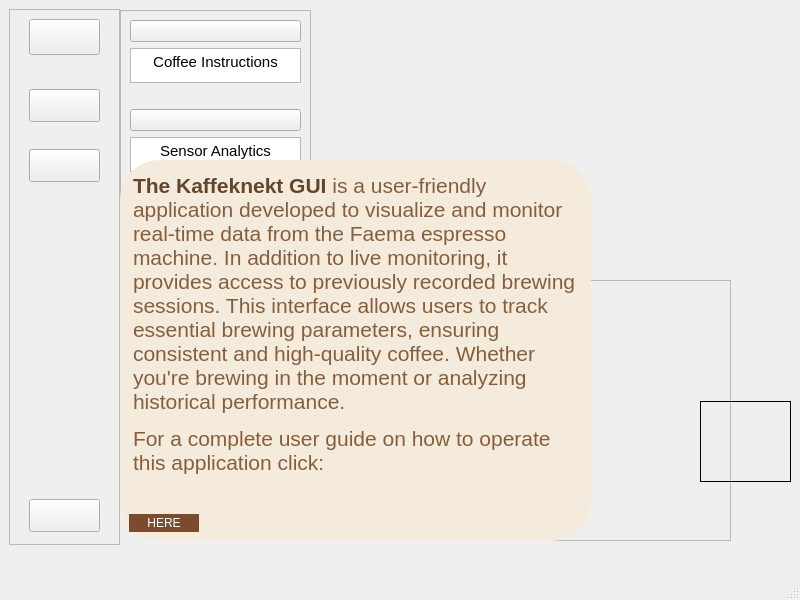
Qt form kaffeknekt/GUI_firstDraft/mainwindow.ui (martintara/kaffeknekt) before a commit.
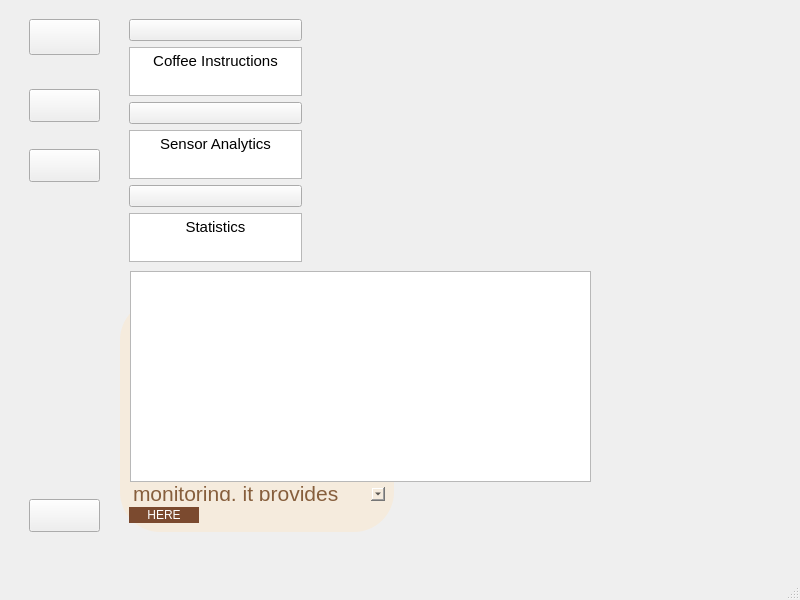
The same form after that commit. Icons and pictures are not drawn. Custom widgets are drawn as their Qt base class.

Commit message: -Sokaina: now i get the graphs from the esp32, test was successfull and it displays live in a dialog

Diff of the .ui file:
```diff
--- a/kaffeknekt/GUI_firstDraft/mainwindow.ui
+++ b/kaffeknekt/GUI_firstDraft/mainwindow.ui
@@ -30,10 +30,7 @@
      </size>
     </property>
     <property name="frameShape">
-     <enum>QFrame::Shape::StyledPanel</enum>
-    </property>
-    <property name="frameShadow">
-     <enum>QFrame::Shadow::Raised</enum>
+     <enum>QFrame::NoFrame</enum>
     </property>
     <widget class="QPushButton" name="btnHamburger">
      <property name="geometry">
@@ -144,10 +141,7 @@
      </size>
     </property>
     <property name="frameShape">
-     <enum>QFrame::Shape::StyledPanel</enum>
-    </property>
-    <property name="frameShadow">
-     <enum>QFrame::Shadow::Raised</enum>
+     <enum>QFrame::NoFrame</enum>
     </property>
     <layout class="QVBoxLayout" name="verticalLayout_2">
      <item>
@@ -176,15 +170,15 @@
 hr { height: 1px; border-width: 0; }
 li.unchecked::marker { content: &quot;\2610&quot;; }
 li.checked::marker { content: &quot;\2612&quot;; }
-&lt;/style&gt;&lt;/head&gt;&lt;body style=&quot; font-family:'Ubuntu Sans'; font-size:11pt; font-weight:400; font-style:normal;&quot;&gt;
-&lt;p align=&quot;center&quot; style=&quot; margin-top:0px; margin-bottom:0px; margin-left:0px; margin-right:0px; -qt-block-indent:0; text-indent:0px;&quot;&gt;Coffee Instructions&lt;/p&gt;&lt;/body&gt;&lt;/html&gt;</string>
+&lt;/style&gt;&lt;/head&gt;&lt;body style=&quot; font-family:'Sans'; font-size:10pt; font-weight:400; font-style:normal;&quot;&gt;
+&lt;p align=&quot;center&quot; style=&quot; margin-top:0px; margin-bottom:0px; margin-left:0px; margin-right:0px; -qt-block-indent:0; text-indent:0px;&quot;&gt;&lt;span style=&quot; font-family:'Ubuntu Sans'; font-size:11pt;&quot;&gt;Coffee Instructions&lt;/span&gt;&lt;/p&gt;&lt;/body&gt;&lt;/html&gt;</string>
        </property>
       </widget>
      </item>
      <item>
       <spacer name="horizontalSpacer_3">
        <property name="orientation">
-        <enum>Qt::Orientation::Horizontal</enum>
+        <enum>Qt::Vertical</enum>
        </property>
        <property name="sizeHint" stdset="0">
         <size>
@@ -220,15 +214,15 @@
 hr { height: 1px; border-width: 0; }
 li.unchecked::marker { content: &quot;\2610&quot;; }
 li.checked::marker { content: &quot;\2612&quot;; }
-&lt;/style&gt;&lt;/head&gt;&lt;body style=&quot; font-family:'Ubuntu Sans'; font-size:11pt; font-weight:400; font-style:normal;&quot;&gt;
-&lt;p align=&quot;center&quot; style=&quot; margin-top:0px; margin-bottom:0px; margin-left:0px; margin-right:0px; -qt-block-indent:0; text-indent:0px;&quot;&gt;Sensor Analytics&lt;/p&gt;&lt;/body&gt;&lt;/html&gt;</string>
+&lt;/style&gt;&lt;/head&gt;&lt;body style=&quot; font-family:'Sans'; font-size:10pt; font-weight:400; font-style:normal;&quot;&gt;
+&lt;p align=&quot;center&quot; style=&quot; margin-top:0px; margin-bottom:0px; margin-left:0px; margin-right:0px; -qt-block-indent:0; text-indent:0px;&quot;&gt;&lt;span style=&quot; font-family:'Ubuntu Sans'; font-size:11pt;&quot;&gt;Sensor Analytics&lt;/span&gt;&lt;/p&gt;&lt;/body&gt;&lt;/html&gt;</string>
        </property>
       </widget>
      </item>
      <item>
       <spacer name="horizontalSpacer_4">
        <property name="orientation">
-        <enum>Qt::Orientation::Horizontal</enum>
+        <enum>Qt::Vertical</enum>
        </property>
        <property name="sizeHint" stdset="0">
         <size>
@@ -264,8 +258,8 @@
 hr { height: 1px; border-width: 0; }
 li.unchecked::marker { content: &quot;\2610&quot;; }
 li.checked::marker { content: &quot;\2612&quot;; }
-&lt;/style&gt;&lt;/head&gt;&lt;body style=&quot; font-family:'Ubuntu Sans'; font-size:11pt; font-weight:400; font-style:normal;&quot;&gt;
-&lt;p align=&quot;center&quot; style=&quot; margin-top:0px; margin-bottom:0px; margin-left:0px; margin-right:0px; -qt-block-indent:0; text-indent:0px;&quot;&gt;Statistics&lt;/p&gt;&lt;/body&gt;&lt;/html&gt;</string>
+&lt;/style&gt;&lt;/head&gt;&lt;body style=&quot; font-family:'Sans'; font-size:10pt; font-weight:400; font-style:normal;&quot;&gt;
+&lt;p align=&quot;center&quot; style=&quot; margin-top:0px; margin-bottom:0px; margin-left:0px; margin-right:0px; -qt-block-indent:0; text-indent:0px;&quot;&gt;&lt;span style=&quot; font-family:'Ubuntu Sans'; font-size:11pt;&quot;&gt;Statistics&lt;/span&gt;&lt;/p&gt;&lt;/body&gt;&lt;/html&gt;</string>
        </property>
       </widget>
      </item>
@@ -293,49 +287,13 @@
      <bool>true</bool>
     </property>
    </widget>
-   <widget class="QFrame" name="graphFrame">
-    <property name="geometry">
-     <rect>
-      <x>240</x>
-      <y>280</y>
-      <width>491</width>
-      <height>261</height>
-     </rect>
-    </property>
-    <property name="frameShape">
-     <enum>QFrame::Shape::StyledPanel</enum>
-    </property>
-    <property name="frameShadow">
-     <enum>QFrame::Shadow::Raised</enum>
-    </property>
-    <widget class="QTextEdit" name="textEdit_3">
-     <property name="geometry">
-      <rect>
-       <x>200</x>
-       <y>200</y>
-       <width>104</width>
-       <height>70</height>
-      </rect>
-     </property>
-     <property name="html">
-      <string>&lt;!DOCTYPE HTML PUBLIC &quot;-//W3C//DTD HTML 4.0//EN&quot; &quot;http://www.w3.org/TR/REC-html40/strict.dtd&quot;&gt;
-&lt;html&gt;&lt;head&gt;&lt;meta name=&quot;qrichtext&quot; content=&quot;1&quot; /&gt;&lt;meta charset=&quot;utf-8&quot; /&gt;&lt;style type=&quot;text/css&quot;&gt;
-p, li { white-space: pre-wrap; }
-hr { height: 1px; border-width: 0; }
-li.unchecked::marker { content: &quot;\2610&quot;; }
-li.checked::marker { content: &quot;\2612&quot;; }
-&lt;/style&gt;&lt;/head&gt;&lt;body style=&quot; font-family:'Ubuntu Sans'; font-size:11pt; font-weight:400; font-style:normal;&quot;&gt;
-&lt;p style=&quot; margin-top:0px; margin-bottom:0px; margin-left:0px; margin-right:0px; -qt-block-indent:0; text-indent:0px;&quot;&gt;HEYYYY&lt;/p&gt;&lt;/body&gt;&lt;/html&gt;</string>
-     </property>
-    </widget>
-   </widget>
    <widget class="QFrame" name="frame_3">
     <property name="geometry">
      <rect>
       <x>120</x>
-      <y>160</y>
-      <width>471</width>
-      <height>381</height>
+      <y>300</y>
+      <width>274</width>
+      <height>232</height>
      </rect>
     </property>
     <property name="font">
@@ -352,27 +310,9 @@
 </string>
     </property>
     <property name="frameShape">
-     <enum>QFrame::Shape::NoFrame</enum>
-    </property>
-    <property name="frameShadow">
-     <enum>QFrame::Shadow::Raised</enum>
+     <enum>QFrame::NoFrame</enum>
     </property>
     <layout class="QGridLayout" name="gridLayout">
-     <item row="1" column="0">
-      <widget class="QTextEdit" name="textEdit_2">
-       <property name="html">
-        <string>&lt;!DOCTYPE HTML PUBLIC &quot;-//W3C//DTD HTML 4.0//EN&quot; &quot;http://www.w3.org/TR/REC-html40/strict.dtd&quot;&gt;
-&lt;html&gt;&lt;head&gt;&lt;meta name=&quot;qrichtext&quot; content=&quot;1&quot; /&gt;&lt;meta charset=&quot;utf-8&quot; /&gt;&lt;style type=&quot;text/css&quot;&gt;
-p, li { white-space: pre-wrap; }
-hr { height: 1px; border-width: 0; }
-li.unchecked::marker { content: &quot;\2610&quot;; }
-li.checked::marker { content: &quot;\2612&quot;; }
-&lt;/style&gt;&lt;/head&gt;&lt;body style=&quot; font-family:'Ubuntu Sans'; font-size:11pt; font-weight:400; font-style:normal;&quot;&gt;
-&lt;p style=&quot; margin-top:12px; margin-bottom:12px; margin-left:0px; margin-right:0px; -qt-block-indent:0; text-indent:0px;&quot;&gt;&lt;span style=&quot; font-size:16pt; font-weight:700; color:#63452c;&quot;&gt;The Kaffeknekt GUI&lt;/span&gt;&lt;span style=&quot; font-size:16pt; color:#63452c;&quot;&gt; &lt;/span&gt;&lt;span style=&quot; font-size:16pt; color:#865e3c;&quot;&gt;is a user-friendly application developed to visualize and monitor real-time data from the Faema espresso machine. In addition to live monitoring, it provides access to previously recorded brewing sessions. This interface allows users to track essential brewing parameters, ensuring consistent and high-quality coffee. Whether you're brewing in the moment or analyzing historical performance.&lt;/span&gt;&lt;/p&gt;
-&lt;p style=&quot; margin-top:12px; margin-bottom:12px; margin-left:0px; margin-right:0px; -qt-block-indent:0; text-indent:0px;&quot;&gt;&lt;span style=&quot; font-size:16pt; color:#865e3c;&quot;&gt;For a complete user guide on how to operate this application click:&lt;/span&gt;&lt;/p&gt;&lt;/body&gt;&lt;/html&gt;</string>
-       </property>
-      </widget>
-     </item>
      <item row="2" column="0">
       <widget class="QPushButton" name="btnHere">
        <property name="enabled">
@@ -401,6 +341,21 @@
        </property>
       </widget>
      </item>
+     <item row="1" column="0">
+      <widget class="QTextEdit" name="textEdit_2">
+       <property name="html">
+        <string>&lt;!DOCTYPE HTML PUBLIC &quot;-//W3C//DTD HTML 4.0//EN&quot; &quot;http://www.w3.org/TR/REC-html40/strict.dtd&quot;&gt;
+&lt;html&gt;&lt;head&gt;&lt;meta name=&quot;qrichtext&quot; content=&quot;1&quot; /&gt;&lt;meta charset=&quot;utf-8&quot; /&gt;&lt;style type=&quot;text/css&quot;&gt;
+p, li { white-space: pre-wrap; }
+hr { height: 1px; border-width: 0; }
+li.unchecked::marker { content: &quot;\2610&quot;; }
+li.checked::marker { content: &quot;\2612&quot;; }
+&lt;/style&gt;&lt;/head&gt;&lt;body style=&quot; font-family:'Sans'; font-size:10pt; font-weight:400; font-style:normal;&quot;&gt;
+&lt;p style=&quot; margin-top:12px; margin-bottom:12px; margin-left:0px; margin-right:0px; -qt-block-indent:0; text-indent:0px;&quot;&gt;&lt;span style=&quot; font-family:'Ubuntu Sans'; font-size:16pt; font-weight:700; color:#63452c;&quot;&gt;The Kaffeknekt GUI&lt;/span&gt;&lt;span style=&quot; font-family:'Ubuntu Sans'; font-size:16pt; color:#63452c;&quot;&gt; &lt;/span&gt;&lt;span style=&quot; font-family:'Ubuntu Sans'; font-size:16pt; color:#865e3c;&quot;&gt;is a user-friendly application developed to visualize and monitor real-time data from the Faema espresso machine. In addition to live monitoring, it provides access to previously recorded brewing sessions. This interface allows users to track essential brewing parameters, ensuring consistent and high-quality coffee. Whether you're brewing in the moment or analyzing historical performance.&lt;/span&gt;&lt;/p&gt;
+&lt;p style=&quot; margin-top:12px; margin-bottom:12px; margin-left:0px; margin-right:0px; -qt-block-indent:0; text-indent:0px;&quot;&gt;&lt;span style=&quot; font-family:'Ubuntu Sans'; font-size:16pt; color:#865e3c;&quot;&gt;For a complete user guide on how to operate this application click:&lt;/span&gt;&lt;/p&gt;&lt;/body&gt;&lt;/html&gt;</string>
+       </property>
+      </widget>
+     </item>
     </layout>
    </widget>
    <widget class="QLabel" name="label_2">
@@ -413,7 +368,7 @@
      </rect>
     </property>
     <property name="frameShape">
-     <enum>QFrame::Shape::Panel</enum>
+     <enum>QFrame::NoFrame</enum>
     </property>
     <property name="text">
      <string/>
@@ -444,6 +399,16 @@
      <bool>true</bool>
     </property>
    </widget>
+   <widget class="GraphWidget" name="frameGraph">
+    <property name="geometry">
+     <rect>
+      <x>130</x>
+      <y>271</y>
+      <width>461</width>
+      <height>211</height>
+     </rect>
+    </property>
+   </widget>
   </widget>
   <widget class="QMenuBar" name="menubar">
    <property name="geometry">
@@ -457,6 +422,13 @@
   </widget>
   <widget class="QStatusBar" name="statusbar"/>
  </widget>
+ <customwidgets>
+  <customwidget>
+   <class>GraphWidget</class>
+   <extends>QGraphicsView</extends>
+   <header location="global">graphview.h</header>
+  </customwidget>
+ </customwidgets>
  <resources>
   <include location="resources.qrc"/>
  </resources>
```
Left out of the diff: 10 changed lines with no effect on the pictures. The commit also changes 11 other files.
